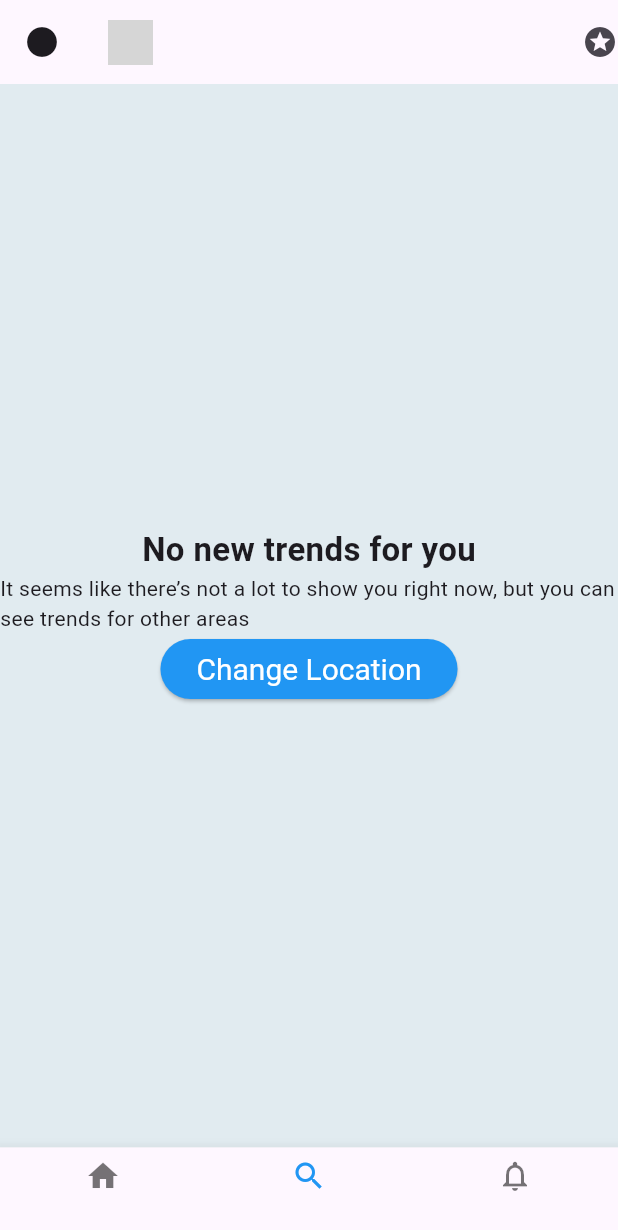
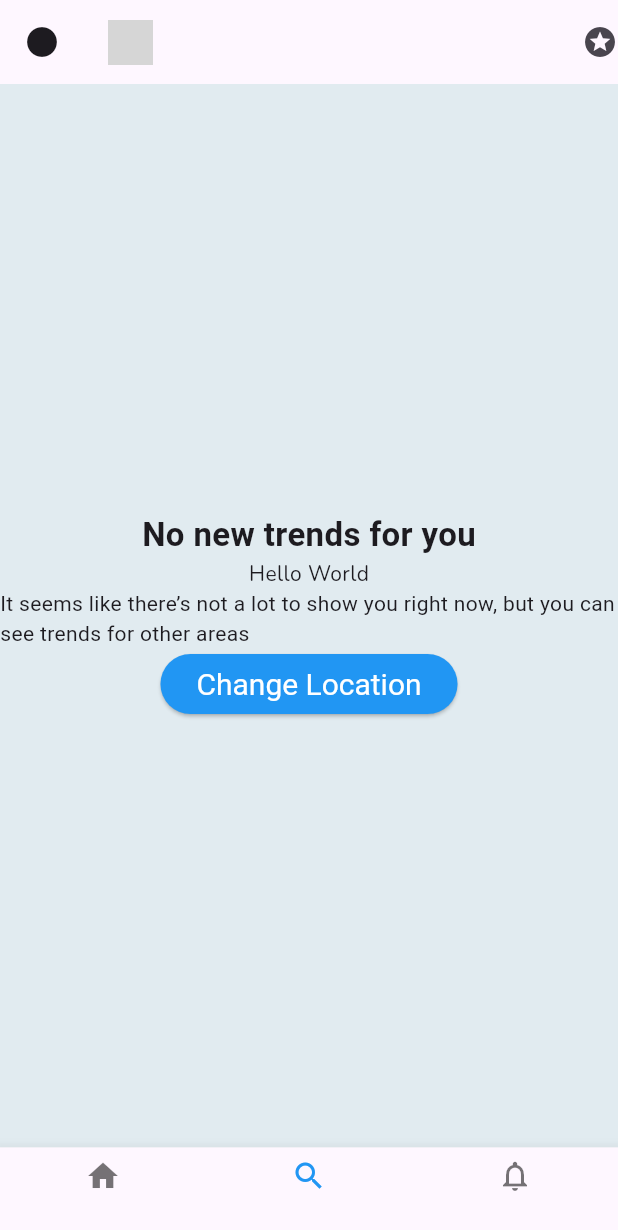
Before and after one commit to Hilalbiyik/twitter_clone, a Flutter app: the screen it shows after launch, item 2 of the bottom bar chosen, on a phone screen of 412 x 824 dp. Shown: the top 1230 px of the screen. Run offline on Flutter 3.47's test engine with Material 3 defaults, Android fonts, the phone set to English and light mode, and no system bars; our stand-ins replace font_awesome_flutter, google_fonts; network calls fail; grey boxes are pictures that could not be loaded.

Commit message:
Project Updated

```diff
--- a/lib/main.dart
+++ b/lib/main.dart
@@ -1,5 +1,4 @@
 import 'package:flutter/material.dart';
-import 'package:twitter_clone/src/ui/deneme.dart';
 import 'package:twitter_clone/src/ui/twitter_home.dart';
 import 'package:twitter_clone/src/ui/twitter_list.dart';
 
@@ -18,6 +17,6 @@ class MyApp extends StatelessWidget {
           colorScheme: ColorScheme.fromSeed(seedColor: Colors.deepPurple),
           useMaterial3: true,
         ),
-        home:TwitterHomePage());
+        home: TwitterHomePage());
   }
 }
--- a/lib/src/tweet_model.dart
+++ b/lib/src/tweet_model.dart
@@ -1,7 +1,6 @@
-class TweetModel{
+class TweetModel {
   TweetModel(
-    {
-      required this.hasTag,
+      {required this.hasTag,
       required this.retweets,
       required this.showThread,
       required this.tweetInfoText,
@@ -12,30 +11,70 @@ class TweetModel{
       required this.coments,
       required this.likes,
       required this.hasCheckmark,
-      required this.time
-    }
-  );
-  late String tweetInfoText, tweet, profilePictureUrl, name, tag, time,hasTag;
+      required this.time});
+  late String tweetInfoText, tweet, profilePictureUrl, name, tag, time, hasTag;
   late int coments, likes, retweets;
   late bool showThread, hasCheckmark;
-
 }
 
 List<TweetModel> tweets = [
-  TweetModel(hasTag: 'TellMeAboutYou', retweets: 5, showThread: true, tweetInfoText: 'Kieron Dotson and Zack John Liked',
-  tweet: 'UXR/UX you can only bring one item to a remote islabd to assist your research of native use of tools and usability. What do yo bring?'
-  , profilePictureUrl: 'https://images.unsplash.com/photo-1494790108377-be9c29b29330?w=900&auto=format&fit=crop&q=60&ixlib=rb-4.0.3&ixid=M3wxMjA3fDB8MHxzZWFyY2h8M3x8cHJvZmlsZXxlbnwwfHwwfHx8MA%3D%3D', name: 'Martha Craig', tag: 'craig_love', coments: 28, likes: 21, hasCheckmark: false, time: '12h'),
-
-  TweetModel(hasTag: 'john', retweets: 18, showThread: true, tweetInfoText: 'Zack John Liked',
-  tweet: 'all ready for this next post?'
-  , profilePictureUrl: 'https://images.unsplash.com/photo-1566492031773-4f4e44671857?w=900&auto=format&fit=crop&q=60&ixlib=rb-4.0.3&ixid=M3wxMjA3fDB8MHxzZWFyY2h8MTV8fHByb2ZpbGUlMjBtYW58ZW58MHx8MHx8fDA%3D', name: 'Maximmillian', tag: 'maxjacobson', coments: 46, likes: 363, hasCheckmark: false, time: '3h'),
-
-  TweetModel(hasTag: '', retweets: 1, showThread: true, tweetInfoText: 'Kieron Dotson Retweet',
-  tweet:
-  'Kobe’s passing is really sticking w/ me in a way I didn’t expect He was an icon, the kind of person who wouldn’t die this way. My wife compared it to Princess Di’s accident.But the end can happen for anyone at any time, & I can’t help but think of anything else lately.'
-  , profilePictureUrl: 'https://images.unsplash.com/photo-1526510747491-58f928ec870f?w=900&auto=format&fit=crop&q=60&ixlib=rb-4.0.3&ixid=M3wxMjA3fDB8MHxzZWFyY2h8MTF8fHByb2ZpbGUlMjB3b21hbnxlbnwwfHwwfHx8MA%3D%3D', name: 'Tabitha Potter', tag: 'mis_potter', coments: 7, likes: 11, hasCheckmark: false, time: '14h'),
-
-   TweetModel(hasTag: '', retweets: 7461, showThread: true, tweetInfoText: 'Zack John Liked',
-  tweet: 'Name a show where the lead character is the worst character on the show I’ll get Sabrina Spellman'
-  , profilePictureUrl: 'https://images.unsplash.com/photo-1506863530036-1efeddceb993?w=900&auto=format&fit=crop&q=60&ixlib=rb-4.0.3&ixid=M3wxMjA3fDB8MHxzZWFyY2h8N3x8cHJvZmlsZSUyMHdvbWFufGVufDB8fDB8fHww', name: 'karennne ·10h', tag: 'karenne', coments: 7461, likes: 1906, hasCheckmark: false, time: '11h'),
+  TweetModel(
+      hasTag: '#TellMeAboutYou',
+      retweets: 5,
+      showThread: true,
+      tweetInfoText: 'Kieron Dotson and Zack John Liked',
+      tweet:
+          'UXR/UX you can only bring one item to a remote islabd to assist your research of native use of tools and usability. What do yo bring?',
+      profilePictureUrl:
+          'https://images.unsplash.com/photo-1494790108377-be9c29b29330?w=900&auto=format&fit=crop&q=60&ixlib=rb-4.0.3&ixid=M3wxMjA3fDB8MHxzZWFyY2h8M3x8cHJvZmlsZXxlbnwwfHwwfHx8MA%3D%3D',
+      name: 'Martha Craig',
+      tag: 'craig_love',
+      coments: 28,
+      likes: 21,
+      hasCheckmark: false,
+      time: '12h'),
+  TweetModel(
+      hasTag: '',
+      retweets: 18,
+      showThread: true,
+      tweetInfoText: 'Zack John Liked',
+      tweet: 'all ready for this next post?',
+      profilePictureUrl:
+          'https://images.unsplash.com/photo-1566492031773-4f4e44671857?w=900&auto=format&fit=crop&q=60&ixlib=rb-4.0.3&ixid=M3wxMjA3fDB8MHxzZWFyY2h8MTV8fHByb2ZpbGUlMjBtYW58ZW58MHx8MHx8fDA%3D',
+      name: 'Maximmillian',
+      tag: 'maxjacobson',
+      coments: 46,
+      likes: 363,
+      hasCheckmark: false,
+      time: '3h'),
+  TweetModel(
+      hasTag: '',
+      retweets: 1,
+      showThread: true,
+      tweetInfoText: 'Kieron Dotson Retweet',
+      tweet:
+          'Kobe’s passing is really sticking w/ me in a way I didn’t expect He was an icon, the kind of person who wouldn’t die this way. My wife compared it to Princess Di’s accident.But the end can happen for anyone at any time, & I can’t help but think of anything else lately.',
+      profilePictureUrl:
+          'https://images.unsplash.com/photo-1526510747491-58f928ec870f?w=900&auto=format&fit=crop&q=60&ixlib=rb-4.0.3&ixid=M3wxMjA3fDB8MHxzZWFyY2h8MTF8fHByb2ZpbGUlMjB3b21hbnxlbnwwfHwwfHx8MA%3D%3D',
+      name: 'Tabitha Potter',
+      tag: 'mis_potter',
+      coments: 7,
+      likes: 11,
+      hasCheckmark: false,
+      time: '14h'),
+  TweetModel(
+      hasTag: '',
+      retweets: 7461,
+      showThread: true,
+      tweetInfoText: 'Zack John Liked',
+      tweet:
+          'Name a show where the lead character is the worst character on the show I’ll get Sabrina Spellman',
+      profilePictureUrl:
+          'https://images.unsplash.com/photo-1506863530036-1efeddceb993?w=900&auto=format&fit=crop&q=60&ixlib=rb-4.0.3&ixid=M3wxMjA3fDB8MHxzZWFyY2h8N3x8cHJvZmlsZSUyMHdvbWFufGVufDB8fDB8fHww',
+      name: 'karennne ·10h',
+      tag: 'karenne',
+      coments: 7461,
+      likes: 1906,
+      hasCheckmark: false,
+      time: '11h'),
 ];
--- a/lib/src/ui/comp_bottom_nav_bar.dart
+++ b/lib/src/ui/comp_bottom_nav_bar.dart
@@ -25,11 +25,10 @@ class CompNavi extends StatelessWidget {
           icon: Icon(Icons.notifications_none),
           label: '',
         ),
-
       ],
       currentIndex: currentIndex,
       onTap: onTap,
-       selectedItemColor: Colors.blue,
+      selectedItemColor: Colors.blue,
     );
   }
 }
--- a/lib/src/ui/comp_twitter_top_info.dart
+++ b/lib/src/ui/comp_twitter_top_info.dart
@@ -3,13 +3,12 @@ import 'package:twitter_clone/src/constants.dart';
 import 'package:twitter_clone/src/tweet_model.dart';
 
 class TweetTopInfo extends StatelessWidget {
-   const TweetTopInfo({
+  const TweetTopInfo({
     super.key,
     required this.tweetInfo,
   });
 
   final String tweetInfo;
-
 
   @override
   Widget build(BuildContext context) {
@@ -18,8 +17,7 @@ class TweetTopInfo extends StatelessWidget {
         SizedBox(
           width: 55.0,
           child: Align(
-            alignment: Alignment.centerRight,
-            child: Icon(Icons.heart_broken)) ,
+              alignment: Alignment.centerRight, child: Icon(Icons.favorite)),
         ),
         const SizedBox(
           width: 7.0,
--- a/lib/src/ui/twitter_home.dart
+++ b/lib/src/ui/twitter_home.dart
@@ -4,8 +4,10 @@ import 'package:twitter_clone/src/constants.dart';
 import 'package:twitter_clone/src/tweet_model.dart';
 import 'package:twitter_clone/src/ui/comp_twitter_top_info.dart';
 import 'package:font_awesome_flutter/font_awesome_flutter.dart';
+import 'package:twitter_clone/src/ui/twitter_list.dart';
 import 'package:twitter_clone/src/ui/twitter_trend.dart';
 import 'comp_bottom_nav_bar.dart';
+import 'package:google_fonts/google_fonts.dart';
 
 class TwitterHomePage extends StatefulWidget {
   TwitterHomePage({super.key});
@@ -67,6 +69,8 @@ class _TwitterHomePageState extends State<TwitterHomePage> {
         );
       case 1:
         return TwitterTrendsPage();
+      case 2:
+        return twitterList();
       default:
         return Container();
     }
@@ -80,7 +84,8 @@ class _TwitterHomePageState extends State<TwitterHomePage> {
         ),
       ),
       child: Padding(
-        padding: const EdgeInsets.symmetric(horizontal: kDefaultPadding, vertical: 10.0),
+        padding: const EdgeInsets.symmetric(
+            horizontal: kDefaultPadding, vertical: 10.0),
         child: Column(
           children: [
             TweetTopInfo(tweetInfo: tweet.tweetInfoText),
@@ -106,7 +111,7 @@ class _TwitterHomePageState extends State<TwitterHomePage> {
                             ),
                           ),
                           Text(
-                            '@${tweet.tag}',
+                            ' @${tweet.tag}',
                             style: kTweetInfoStyle,
                           ),
                           const SizedBox(width: 2.0),
@@ -125,7 +130,7 @@ class _TwitterHomePageState extends State<TwitterHomePage> {
                             style: kTweetStyle,
                           ),
                           TextSpan(
-                            text: '#${tweet.hasTag}',
+                            text: '${tweet.hasTag}',
                             style: kTweetStyle.copyWith(color: kPrimaryColor),
                           ),
                         ],
@@ -134,8 +139,10 @@ class _TwitterHomePageState extends State<TwitterHomePage> {
                       Row(
                         mainAxisAlignment: MainAxisAlignment.spaceBetween,
                         children: [
-                          indroductionCounter('comment', tweet.coments.toString()),
-                          indroductionCounter('retweet', tweet.retweets.toString()),
+                          indroductionCounter(
+                              'comment', tweet.coments.toString()),
+                          indroductionCounter(
+                              'retweet', tweet.retweets.toString()),
                           indroductionCounter('heart', tweet.likes.toString()),
                           indroductionCounter('share', ''),
                         ],
--- a/lib/src/ui/twitter_trend.dart
+++ b/lib/src/ui/twitter_trend.dart
@@ -1,11 +1,11 @@
 import 'package:flutter/material.dart';
+import 'package:google_fonts/google_fonts.dart';
 
 class TwitterTrendsPage extends StatefulWidget {
   const TwitterTrendsPage({Key? key}) : super(key: key);
 
   @override
   _TwitterTrendsPageState createState() => _TwitterTrendsPageState();
-
 }
 
 class _TwitterTrendsPageState extends State<TwitterTrendsPage> {
@@ -27,7 +27,12 @@ class _TwitterTrendsPageState extends State<TwitterTrendsPage> {
               "No new trends for you",
               style: TextStyle(fontWeight: FontWeight.bold, fontSize: 22),
             ),
-          Text("It seems like there’s not a lot to show you right now, but you can see trends for other areas"),
+            Text(
+              'Hello World',
+              style: GoogleFonts.nunito(),
+            ),
+            Text(
+                "It seems like there’s not a lot to show you right now, but you can see trends for other areas"),
             ElevatedButton(
               style: style,
               onPressed: () {},
--- a/pubspec.yaml
+++ b/pubspec.yaml
@@ -35,6 +35,7 @@ dependencies:
   # The following adds the Cupertino Icons font to your application.
   # Use with the CupertinoIcons class for iOS style icons.
   cupertino_icons: ^1.0.2
+  google_fonts: ^6.1.0
 
 dev_dependencies:
   flutter_test:
```
Also changed, not shown: lib/src/ui/comp_member_list_item.dart (+13 -12 lines), lib/src/ui/deneme.dart (deleted, +0 -44 lines), lib/src/ui/twitter_list.dart (+10 -10 lines), pubspec.lock, 10 other files. Lines whose indentation alone changed are shown as unchanged.
